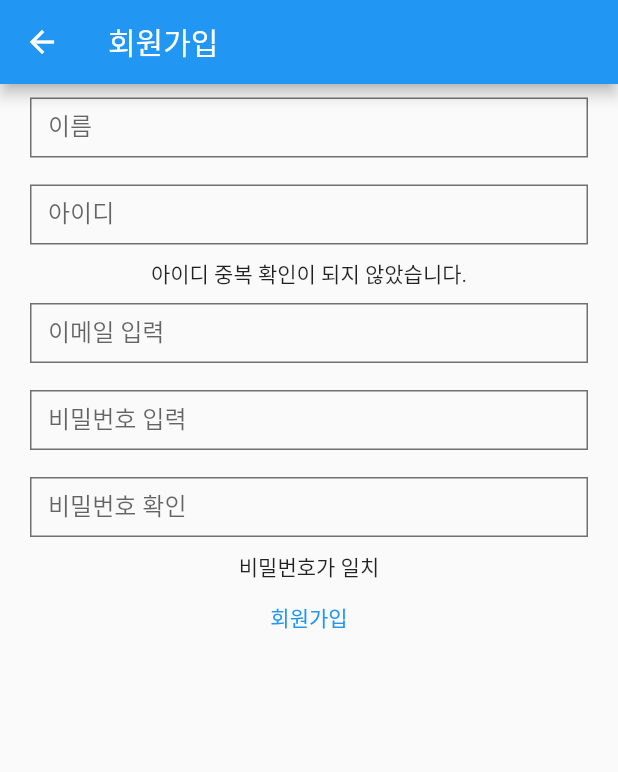
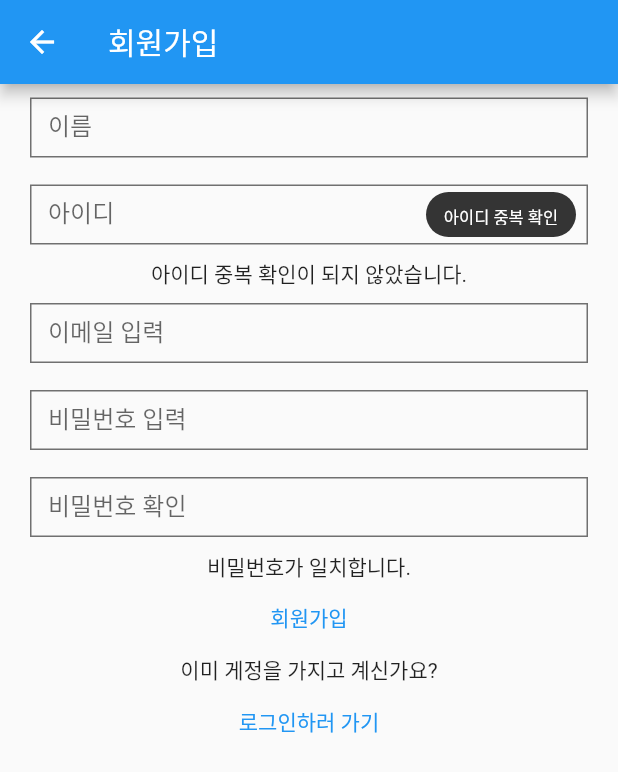
Before and after one commit to jiwon79/HANDA, a Flutter app: the RegisterPage screen opened by its route, after a tap on "회원가입", on a phone screen of 412 x 824 dp. Shown: the top 772 px of the screen. Run offline on Flutter 3.47's test engine with Material 2 defaults, Android fonts, the phone set to English and light mode, and no system bars; our stand-ins replace dio, flutter_secure_storage, flutter_svg, table_calendar; accounts and stored records are empty; network calls fail; Roboto replaces fonts that are missing (noto).

Commit message:
feat: add goto login button in register page

```diff
--- a/lib/screens/landing/register.dart
+++ b/lib/screens/landing/register.dart
@@ -1,6 +1,8 @@
 import 'package:flutter/material.dart';
 import 'package:flutter_todo/models/auth_model.dart';
 import 'package:flutter_todo/services/auth_api.dart';
+import 'package:flutter_todo/widgets/common/alert_widget.dart';
+import 'package:flutter_todo/widgets/common/suffix_button.dart';
 import 'package:flutter_todo/widgets/common/textField_widget.dart';
 
 class RegisterPage extends StatefulWidget {
@@ -18,12 +20,12 @@ class _RegisterPageState extends State<RegisterPage> {
     'password': '',
     're_password': '',
   };
+  bool _isOverlapId = true;
 
   Function handleState(state) {
     void handleStateFunction(text) {
       setState(() {
         _userData[state] = text;
-        print(_userData);
       });
     }
     return handleStateFunction;
@@ -41,44 +43,33 @@ class _RegisterPageState extends State<RegisterPage> {
     };
     var response = await AuthApi().registerRequest(data);
 
-    if (response == 400) {
-      showDialog(
-        context: context,
-        builder: (BuildContext context) {
-          return AlertDialog(
-            title: Text('회원가입 오류'),
-            content: Text('아이디 혹은 이메일이 이미 존재합니다.'),
-            actions: [
-              TextButton(
-                child: Text("확인"),
-                onPressed: () {
-                  Navigator.pop(context);
-                },
-              )
-            ],
-          );
-        }
+    if (response == 201) {
+      alertWidget(
+          context: context,
+          title: '회원가입이 되었습니다.',
+          onPress: () {
+            Navigator.pop(context);
+            Navigator.pop(context);
+            Navigator.pushNamed(context, '/landing/login');
+          }
+      );
+    } else if (response == 400) {
+      alertWidget(
+          context: context,
+          title: '회원가입 오류',
+          content: '아이디 혹은 이메일이 이미 존재합니다.'
       );
     } else {
-      showDialog(
+      alertWidget(
           context: context,
-          builder: (BuildContext context) {
-            return AlertDialog(
-              content: Text('회원가입이 되었습니다.'),
-              actions: [
-                TextButton(
-                  child: Text("확인"),
-                  onPressed: () {
-                    Navigator.pop(context);
-                    Navigator.pop(context);
-                    Navigator.pushNamed(context, '/landing/login');
-                  },
-                )
-              ],
-            );
-          }
+          title: '알 수 없는 오류',
+          content: '회원가입을 한번 더 부탁드립니다.'
       );
     }
+  }
+
+  void checkNicknameIsOverlap() {
+    print(1);
   }
 
 
@@ -97,21 +88,33 @@ class _RegisterPageState extends State<RegisterPage> {
             TextFieldWidget(label: '이름', onChanged: handleState('username')),
             TextFieldWidget(
               label: '아이디',
-              onChanged: handleState('nickname')
+              onChanged: handleState('nickname'),
+              suffix: SuffixButton(
+                content: '아이디 중복 확인',
+                onPress: checkNicknameIsOverlap,
+              ),
             ),
             Text('아이디 중복 확인이 되지 않았습니다.'),
             TextFieldWidget(label: '이메일 입력', onChanged: handleState('email')),
             TextFieldWidget(label: '비밀번호 입력', onChanged: handleState('password')),
             TextFieldWidget(label: '비밀번호 확인', onChanged: handleState('re_password')),
             Text(_userData['password'] == _userData['re_password']
-              ? '비밀번호가 일치'
-              : '비밀번호가 불일치'
+              ? '비밀번호가 일치합니다.'
+              : '비밀번호가 일치하지 않습니다.'
             ),
             TextButton(
               child: Text('회원가입'),
               onPressed: () {
                 register();
               },
+            ),
+            Text('이미 게정을 가지고 계신가요?'),
+            TextButton(
+              onPressed: () {
+                Navigator.popUntil(context, (route) => route.isFirst);
+                Navigator.pushNamed(context, '/landing/login');
+              },
+              child: Text('로그인하러 가기')
             )
           ],
         ),
```
